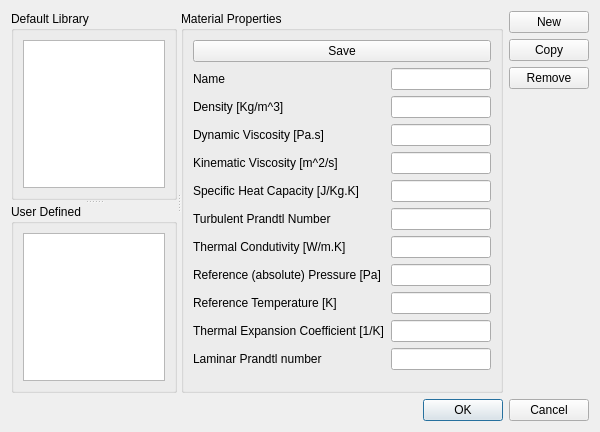
The window that materialsABM.ui (Eng-RSMY/petroFoam) describes before a commit, drawn with Qt 5.
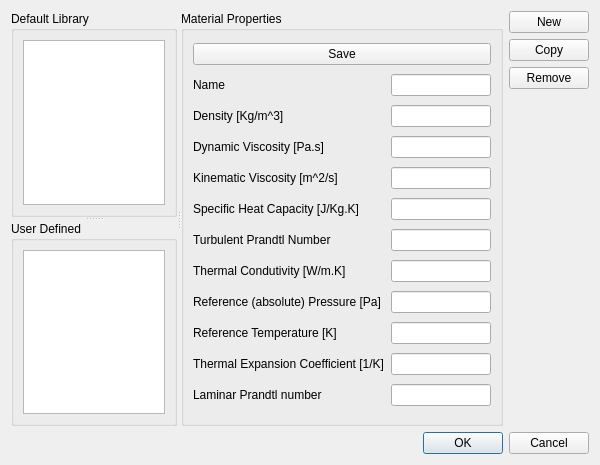
The same window after the commit. Icons and pictures are not drawn.

Patch:
```diff
--- a/materialsABM.ui
+++ b/materialsABM.ui
@@ -7,7 +7,7 @@
     <x>0</x>
     <y>0</y>
     <width>600</width>
-    <height>432</height>
+    <height>465</height>
    </rect>
   </property>
   <property name="font">
```
Left out of the diff: 185 changed lines with no effect on the pictures.
